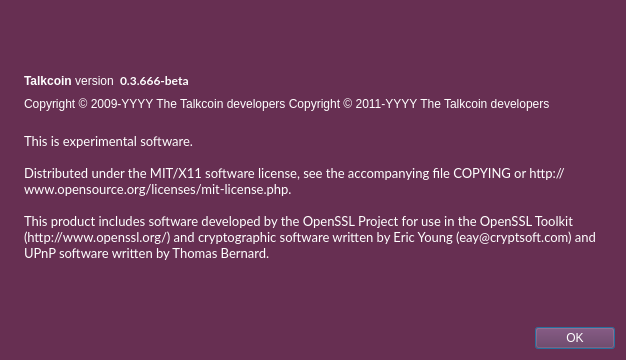
Old version of the form src/qt/forms/aboutdialog.ui in the repository talkcoin/talkcoin-wallet.
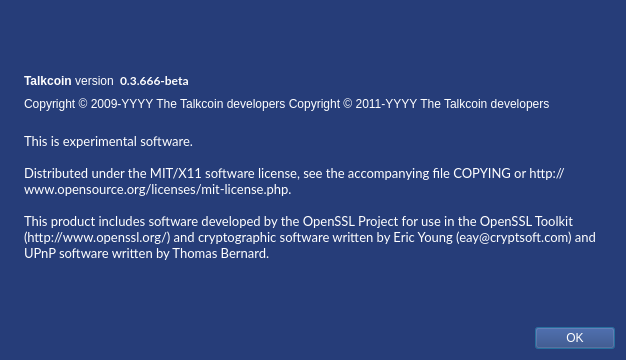
New version of the form. Icons and pictures are not drawn.

What changed in the file:
```diff
--- a/src/qt/forms/aboutdialog.ui
+++ b/src/qt/forms/aboutdialog.ui
@@ -14,7 +14,7 @@
    <string>About Talkcoin</string>
   </property>
   <property name="styleSheet">
-   <string notr="true">background-color: rgb(103, 47, 82);
+   <string notr="true">background-color: rgb(38, 61, 121);
 color: rgb(255, 255, 255);</string>
   </property>
   <layout class="QHBoxLayout" name="horizontalLayout_2">
```
